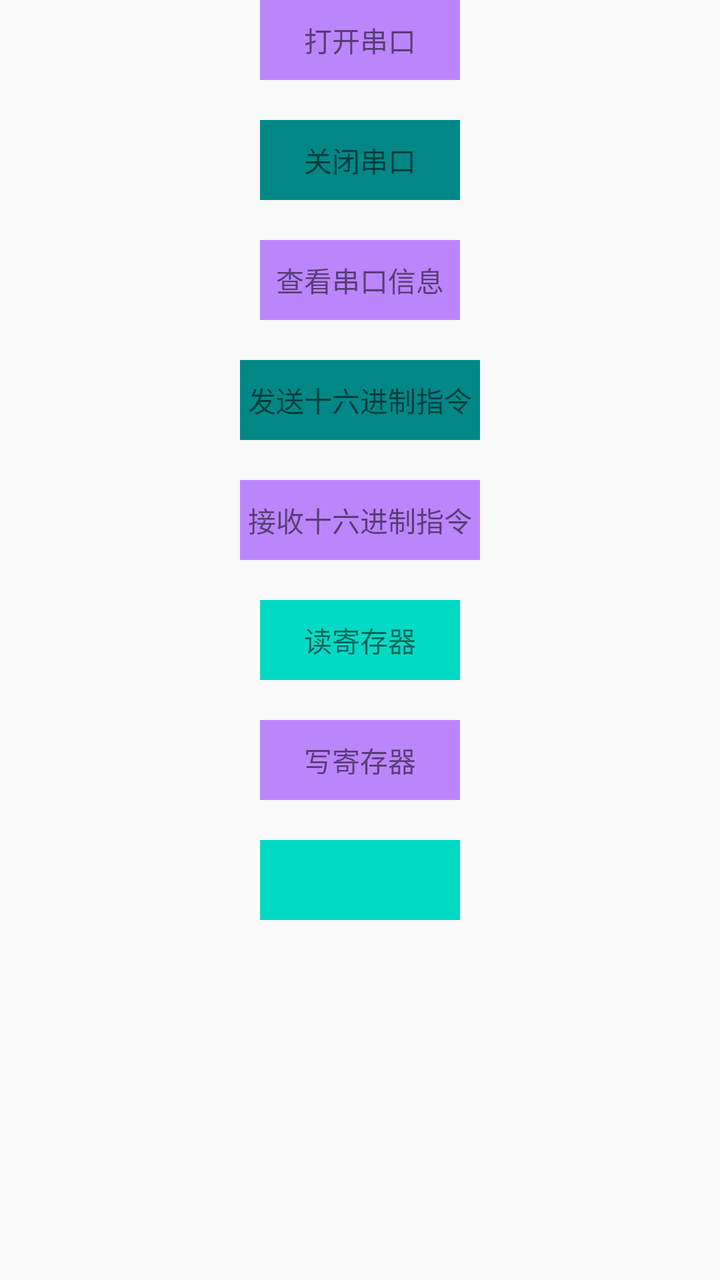
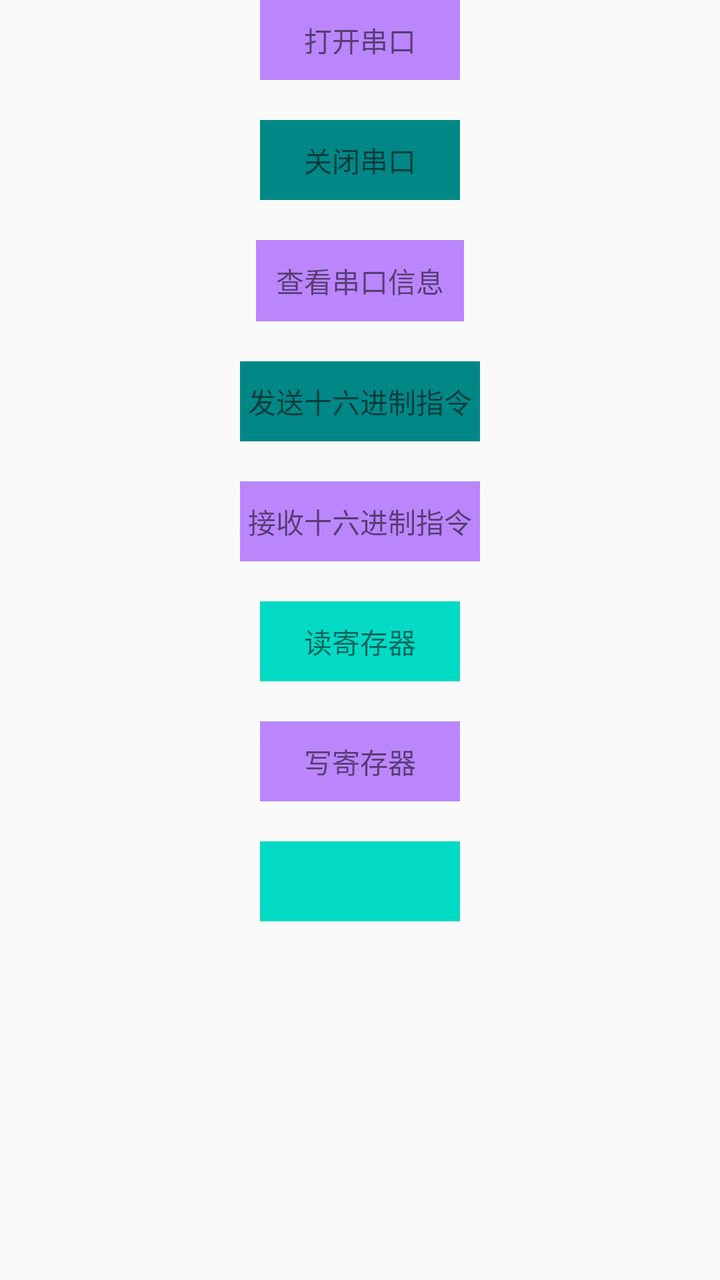

Before-and-after screenshots of an Android layout around one commit, followed by the original layout XML and the change that was made.
<!-- AndroidManifest.xml: application theme AppTheme -->
<!-- res/layout/activity_serial_port.xml -->
<?xml version="1.0" encoding="utf-8"?>
<layout xmlns:android="http://schemas.android.com/apk/res/android">

    <LinearLayout
        android:layout_width="match_parent"
        android:layout_height="match_parent"
        android:orientation="vertical"
        >

        <TextView
            android:id="@+id/tv_serial"
            android:layout_width="100dp"
            android:layout_height="40dp"
            android:background="@color/purple_200"
            android:text="打开串口"
            android:gravity="center"
            android:layout_gravity="center_horizontal"
            />

        <TextView
            android:id="@+id/tv_close_serial"
            android:layout_width="100dp"
            android:layout_height="40dp"
            android:background="@color/teal_700"
            android:text="关闭串口"
            android:gravity="center"
            android:layout_marginTop="20dp"
            android:layout_gravity="center_horizontal"
            />

        <TextView
            android:id="@+id/tv_check_serial"
            android:layout_width="100dp"
            android:layout_height="40dp"
            android:background="@color/purple_200"
            android:text="查看串口信息"
            android:gravity="center"
            android:layout_marginTop="20dp"
            android:layout_gravity="center_horizontal"
            />

        <TextView
            android:id="@+id/tv_send"
            android:layout_width="120dp"
            android:layout_height="40dp"
            android:background="@color/teal_700"
            android:text="发送十六进制指令"
            android:gravity="center"
            android:layout_marginTop="20dp"
            android:layout_gravity="center_horizontal"
            />

        <TextView
            android:id="@+id/tv_receive"
            android:layout_width="120dp"
            android:layout_height="40dp"
            android:background="@color/purple_200"
            android:text="接收十六进制指令"
            android:gravity="center"
            android:layout_marginTop="20dp"
            android:layout_gravity="center_horizontal"
            />

        <TextView
            android:id="@+id/tv_read"
            android:layout_width="100dp"
            android:layout_height="40dp"
            android:background="@color/teal_200"
            android:text="读寄存器"
            android:gravity="center"
            android:layout_marginTop="20dp"
            android:layout_gravity="center_horizontal"
            />

        <TextView
            android:id="@+id/tv_write"
            android:layout_width="100dp"
            android:layout_height="40dp"
            android:background="@color/purple_200"
            android:text="写寄存器"
            android:gravity="center"
            android:layout_marginTop="20dp"
            android:layout_gravity="center_horizontal"
            />

        <TextView
            android:id="@+id/tv_state"
            android:layout_width="100dp"
            android:layout_height="40dp"
            android:background="@color/teal_200"
            android:gravity="center"
            android:layout_marginTop="20dp"
            android:layout_gravity="center_horizontal"
            />

    </LinearLayout>

</layout>
<!-- resources referenced by this layout -->
<resources>
  <color name="purple_200">#FFBB86FC</color>
  <color name="teal_200">#FF03DAC5</color>
  <color name="teal_700">#FF018786</color>
  <style name="AppTheme" parent="Theme.AppCompat.Light.NoActionBar" />
</resources>

<!-- the commit's change to res/layout/activity_serial_port.xml (unified diff, before → after) -->
@@ -30,11 +30,12 @@
 
         <TextView
             android:id="@+id/tv_check_serial"
-            android:layout_width="100dp"
-            android:layout_height="40dp"
+            android:layout_width="wrap_content"
+            android:layout_height="wrap_content"
             android:background="@color/purple_200"
             android:text="查看串口信息"
             android:gravity="center"
+            android:padding="10dp"
             android:layout_marginTop="20dp"
             android:layout_gravity="center_horizontal"
             />
